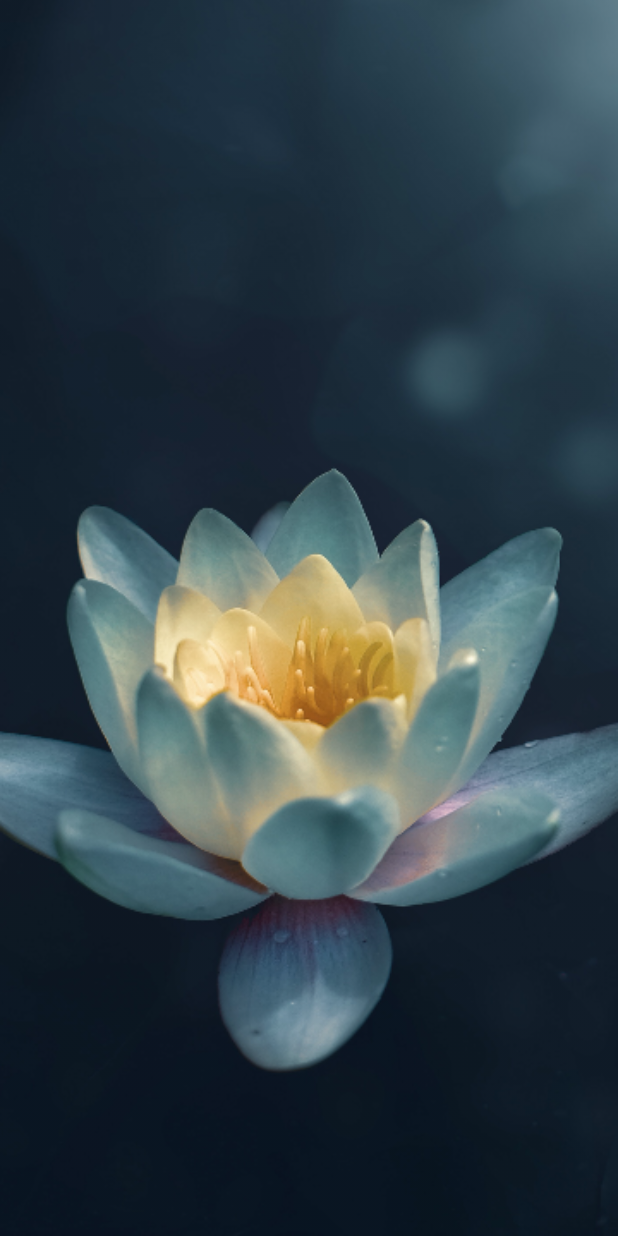
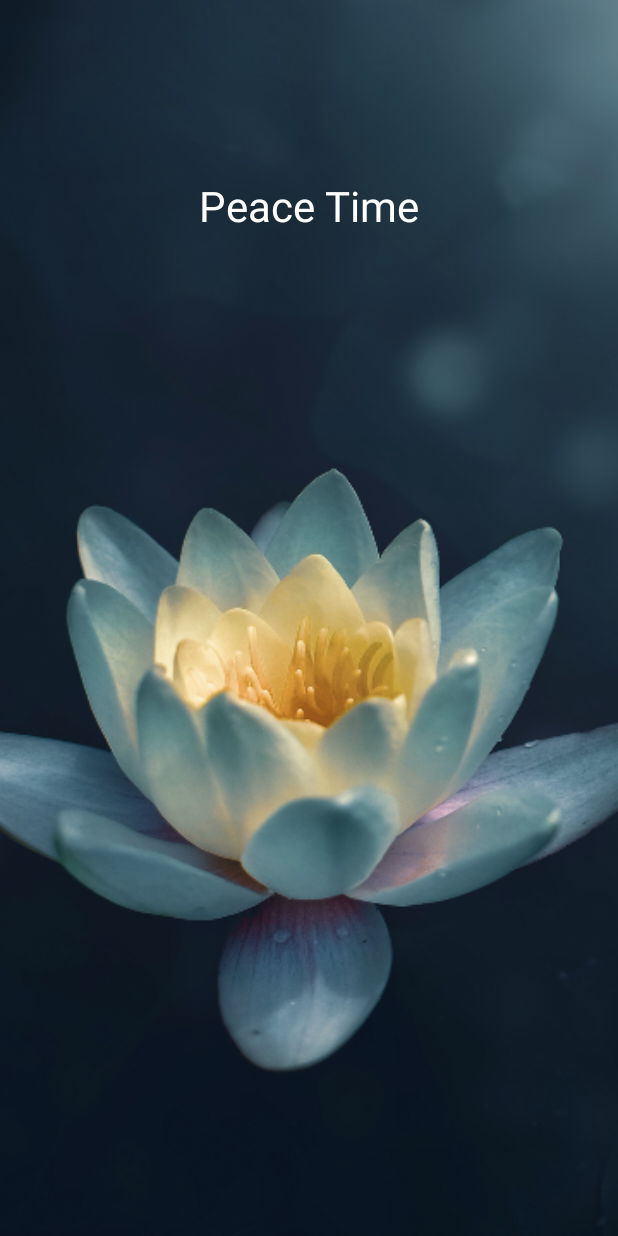
Before and after one commit to raphaelbgr/stormbreaker-sutdios-android-challenge-2, an Android app: the screen it shows after launch (SplashActivity), on a phone screen of 412 x 824 dp. Run offline under Robolectric (Android 15) with nearby library versions, the phone set to English and light mode, and no system bars.

Commit message:
+ Included splash screen

```diff
--- a/app/src/main/java/com/stormbreakerstudios/android/challenge/BaseActivity.kt
+++ b/app/src/main/java/com/stormbreakerstudios/android/challenge/BaseActivity.kt
@@ -2,4 +2,6 @@ package com.stormbreakerstudios.android.challenge
 
 import android.support.v7.app.AppCompatActivity
 
-abstract class BaseActivity : AppCompatActivity()
+abstract class BaseActivity : AppCompatActivity() {
+    val navigator: Navigator by lazy(LazyThreadSafetyMode.PUBLICATION) { Navigator() }
+}
--- a/app/src/main/java/com/stormbreakerstudios/android/challenge/SplashActivity.kt
+++ b/app/src/main/java/com/stormbreakerstudios/android/challenge/SplashActivity.kt
@@ -1,3 +1,10 @@
 package com.stormbreakerstudios.android.challenge
 
-class SplashActivity : BaseActivity()
+import android.os.Bundle
+
+class SplashActivity : BaseActivity() {
+    override fun onCreate(savedInstanceState: Bundle?) {
+        super.onCreate(savedInstanceState)
+        setContentView(R.layout.activity_splash)
+    }
+}
--- /dev/null
+++ b/app/src/main/res/layout/activity_splash.xml
@@ -0,0 +1,20 @@
+<?xml version="1.0" encoding="utf-8"?>
+<android.support.constraint.ConstraintLayout xmlns:android="http://schemas.android.com/apk/res/android"
+    xmlns:app="http://schemas.android.com/apk/res-auto"
+    xmlns:tools="http://schemas.android.com/tools"
+    android:layout_width="match_parent"
+    android:layout_height="match_parent"
+    tools:background="@drawable/graphic_launcher">
+
+    <TextView
+        style="@style/TextView.Title"
+        android:layout_width="wrap_content"
+        android:layout_height="wrap_content"
+        android:text="@string/peace_time"
+        app:layout_constraintBottom_toBottomOf="parent"
+        app:layout_constraintEnd_toEndOf="parent"
+        app:layout_constraintStart_toStartOf="parent"
+        app:layout_constraintTop_toTopOf="parent"
+        app:layout_constraintVertical_bias="0.15" />
+
+</android.support.constraint.ConstraintLayout>
--- a/app/src/main/res/values/colors.xml
+++ b/app/src/main/res/values/colors.xml
@@ -3,4 +3,7 @@
     <color name="colorPrimary">#6200EE</color>
     <color name="colorPrimaryDark">#3700B3</color>
     <color name="colorAccent">#03DAC5</color>
+
+    <!-- App colors -->
+    <color name="white">#FFF</color>
 </resources>
--- a/app/src/main/res/values/strings.xml
+++ b/app/src/main/res/values/strings.xml
@@ -1,3 +1,4 @@
 <resources>
     <string name="app_name">Stormbreaker Studios Android Challenge</string>
+    <string name="peace_time">Peace Time</string>
 </resources>
--- a/app/src/main/res/values/styles.xml
+++ b/app/src/main/res/values/styles.xml
@@ -12,4 +12,12 @@
         <item name="android:windowBackground">@drawable/graphic_launcher</item>
     </style>
 
+    <style name="TextView" parent="TextAppearance.AppCompat">
+        <item name="fontFamily">sans-serif-medium</item>
+    </style>
+
+    <style name="TextView.Title" parent="TextAppearance.AppCompat">
+        <item name="android:textSize">28sp</item>
+        <item name="android:textColor">@color/white</item>
+    </style>
 </resources>
```
